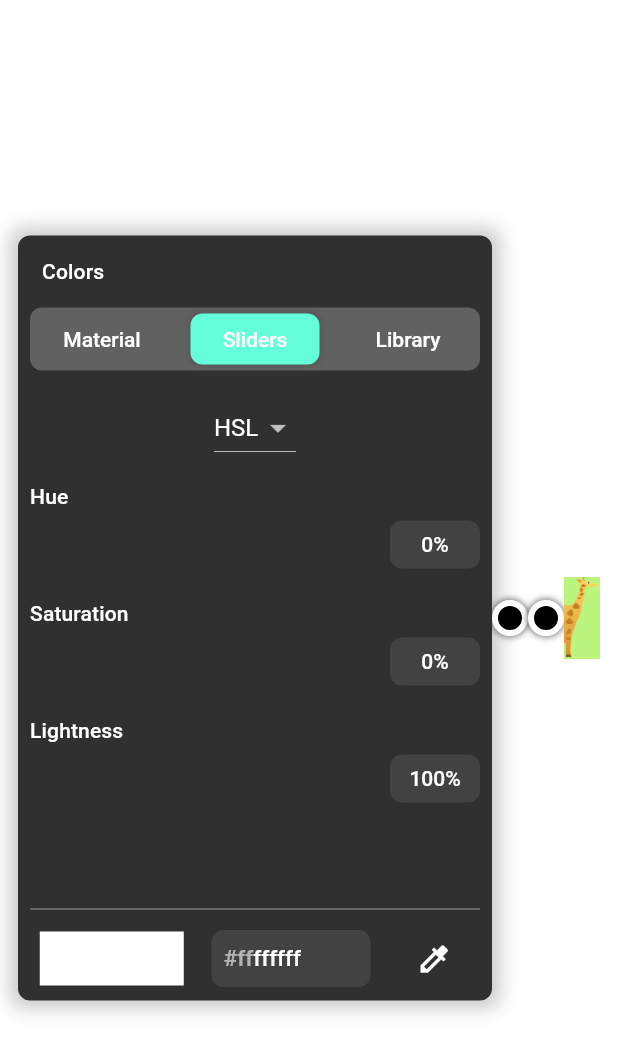
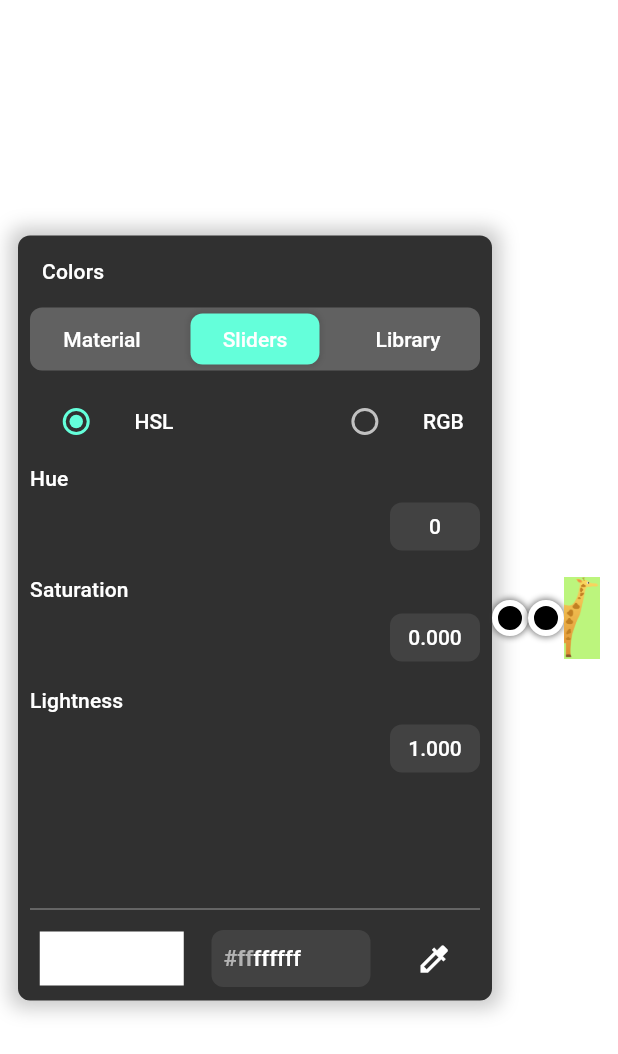
Before and after one commit to rxlabz/cyclop, a Flutter app: the screen it shows after launch, after a tap on "Sliders", on a phone screen of 412 x 824 dp. Shown: the top 1054 px of the screen. Run offline on Flutter 3.47's test engine with Material 2 defaults, Android fonts, the phone set to English and light mode, and no system bars.

Commit message:
channels sliders : labelGetter

```diff
--- a/lib/src/selectors/hsl_selector.dart
+++ b/lib/src/selectors/hsl_selector.dart
@@ -1,3 +1,4 @@
+import 'dart:math';
 import 'dart:ui' as ui;
 import 'package:flutter/material.dart';
 
@@ -5,6 +6,8 @@ import '../theme.dart';
 import '../utils.dart';
 
 typedef ChannelValueGetter = double Function(Color value);
+
+typedef ValueLabelGetter = String Function(Color value);
 
 class ChannelSliders extends StatefulWidget {
   final Color selectedColor;
@@ -28,15 +31,35 @@ class _ChannelSlidersState extends State<ChannelSliders> {
 
   @override
   Widget build(BuildContext context) {
+    final textTheme = Theme.of(context).textTheme;
+    final body = textTheme.bodyText1;
     return Column(
       children: [
-        DropdownButton<bool>(
-          value: HSLMode,
-          items: [
-            DropdownMenuItem(value: true, child: Text('HSL')),
-            DropdownMenuItem(value: false, child: Text('RGB'))
+        Row(
+          mainAxisAlignment: MainAxisAlignment.spaceEvenly,
+          children: [
+            Radio<bool>(
+              visualDensity: VisualDensity.compact,
+              value: true,
+              groupValue: HSLMode,
+              onChanged: (bool value) => setState(() => HSLMode = value),
+            ),
+            GestureDetector(
+              child: Text('HSL', style: body),
+              onTap: () => setState(() => HSLMode = true),
+            ),
+            SizedBox(width: 70),
+            Radio<bool>(
+              visualDensity: VisualDensity.compact,
+              value: false,
+              groupValue: HSLMode,
+              onChanged: (bool value) => setState(() => HSLMode = value),
+            ),
+            GestureDetector(
+              child: Text('RGB', style: body),
+              onTap: () => setState(() => HSLMode = false),
+            ),
           ],
-          onChanged: (value) => setState(() => HSLMode = value),
         ),
         HSLMode ? _buildHSLSliders() : _buildRGBSliders(),
       ],
@@ -50,7 +73,8 @@ class _ChannelSlidersState extends State<ChannelSliders> {
           label: Labels.hue,
           selectedColor: color,
           colors: getHueGradientColors(),
-          channelValueGetter: (color) => color.hue / 360,
+          channelValueGetter: (color) => max(1, color.hue) / 360,
+          labelGetter: (color) => '${color.hue.toInt()}',
           onChange: (value) => widget.onChange(color.withHue(value * 360)),
         ),
         ChannelSlider(
@@ -58,6 +82,7 @@ class _ChannelSlidersState extends State<ChannelSliders> {
           selectedColor: color,
           colors: [color.withSaturation(0), color.withSaturation(1)],
           channelValueGetter: (color) => color.saturation,
+          labelGetter: (color) => '${color.saturation.toStringAsFixed(3)}',
           onChange: (value) => widget.onChange(color.withSaturation(value)),
         ),
         ChannelSlider(
@@ -65,6 +90,7 @@ class _ChannelSlidersState extends State<ChannelSliders> {
           selectedColor: color,
           colors: [color.withLightness(0), color, color.withLightness(1)],
           channelValueGetter: (color) => color.lightness,
+          labelGetter: (color) => '${color.lightness.toStringAsFixed(3)}',
           onChange: (value) => widget.onChange(color.withLightness(value)),
         ),
       ],
@@ -79,6 +105,7 @@ class _ChannelSlidersState extends State<ChannelSliders> {
           selectedColor: color,
           colors: [color.withRed(0), color.withRed(255)],
           channelValueGetter: (color) => color.red / 255,
+          labelGetter: (color) => '${color.red}',
           onChange: (value) =>
               widget.onChange(color.withRed((value * 255).toInt())),
         ),
@@ -87,6 +114,7 @@ class _ChannelSlidersState extends State<ChannelSliders> {
           selectedColor: color,
           colors: [color.withGreen(0), color.withGreen(255)],
           channelValueGetter: (color) => color.green / 255,
+          labelGetter: (color) => '${color.green}',
           onChange: (value) =>
               widget.onChange(color.withGreen((value * 255).toInt())),
         ),
@@ -95,6 +123,7 @@ class _ChannelSlidersState extends State<ChannelSliders> {
           selectedColor: color,
           colors: [color.withBlue(0), color.withBlue(255)],
           channelValueGetter: (color) => color.blue / 255,
+          labelGetter: (color) => '${color.blue}',
           onChange: (value) =>
               widget.onChange(color.withBlue((value * 255).toInt())),
         ),
@@ -113,6 +142,7 @@ class ChannelSlider extends StatelessWidget {
   final ValueChanged<double> onChange;
 
   final ChannelValueGetter channelValueGetter;
+  final ValueLabelGetter labelGetter;
 
   const ChannelSlider({
     Key key,
@@ -121,6 +151,7 @@ class ChannelSlider extends StatelessWidget {
     @required this.channelValueGetter,
     @required this.onChange,
     @required this.label,
+    @required this.labelGetter,
   }) : super(key: key);
 
   double get channelValue => channelValueGetter(selectedColor);
@@ -131,7 +162,7 @@ class ChannelSlider extends StatelessWidget {
     final textTheme = theme.textTheme;
 
     return Padding(
-      padding: const EdgeInsets.only(top: 14.0),
+      padding: const EdgeInsets.only(top: 10.0),
       child: Column(
         crossAxisAlignment: CrossAxisAlignment.start,
         children: [
@@ -163,7 +194,7 @@ class ChannelSlider extends StatelessWidget {
                 ),
                 width: 60,
                 child: Text(
-                  '${(channelValue * 100).toInt()}%',
+                  labelGetter != null ? labelGetter(selectedColor) : '/',
                   textAlign: TextAlign.center,
                   style: textTheme.bodyText1,
                 ),
```
